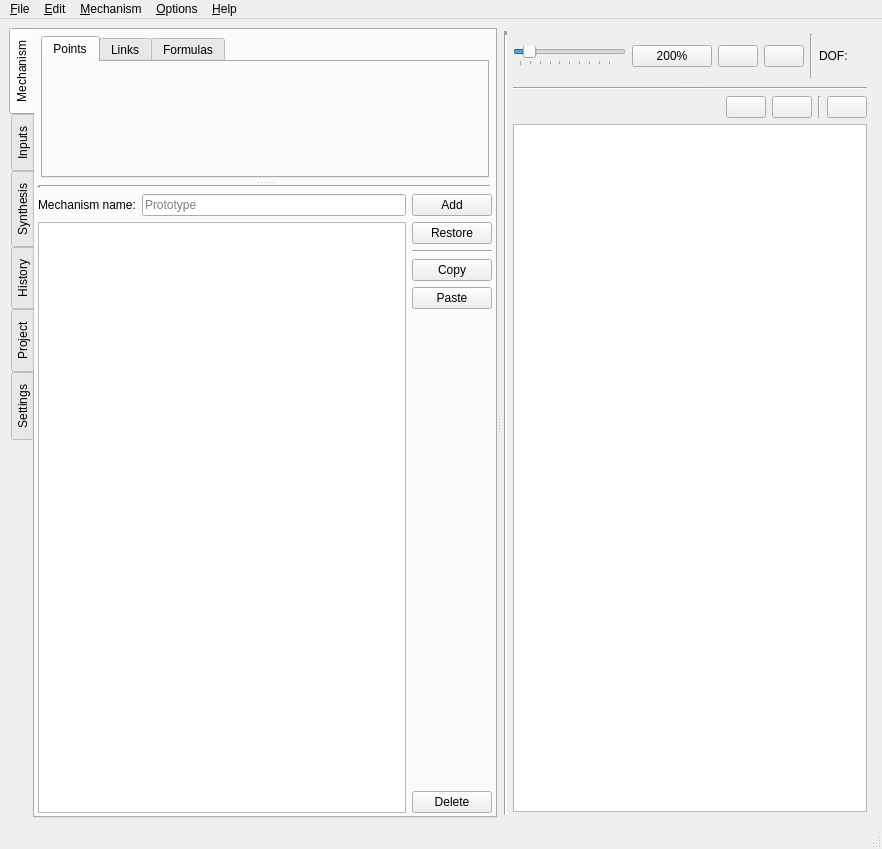
Qt form core/widgets/main.ui (KmolYuan/Pyslvs-UI) before a commit.
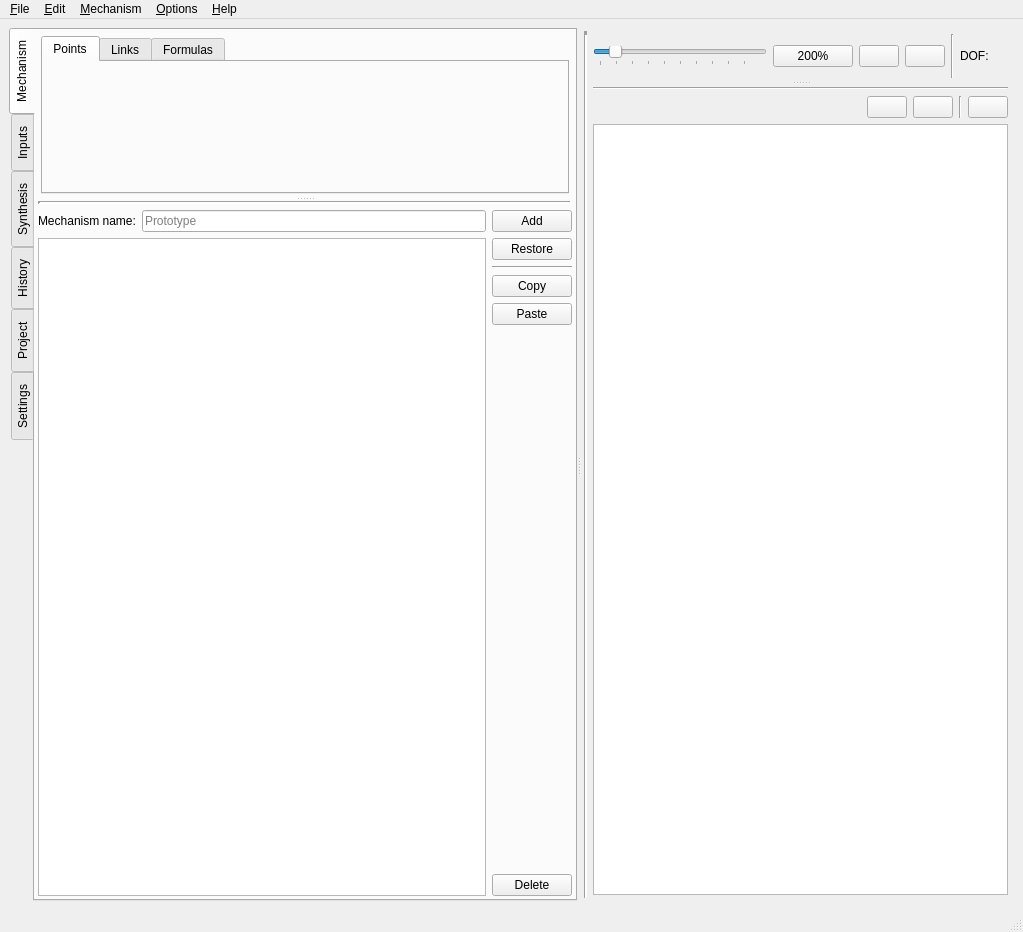
The same form after that commit. Icons and pictures are not drawn.

```diff
--- a/core/widgets/main.ui
+++ b/core/widgets/main.ui
@@ -6,8 +6,8 @@
    <rect>
     <x>0</x>
     <y>0</y>
-    <width>882</width>
-    <height>849</height>
+    <width>1023</width>
+    <height>932</height>
    </rect>
   </property>
   <property name="mouseTracking">
@@ -1278,7 +1278,7 @@
     <rect>
      <x>0</x>
      <y>0</y>
-     <width>882</width>
+     <width>1023</width>
      <height>41</height>
     </rect>
    </property>
```
Left out of the diff: 15 changed lines with no effect on the pictures.
